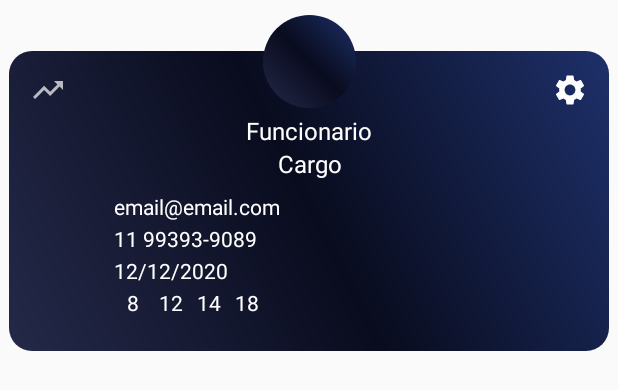
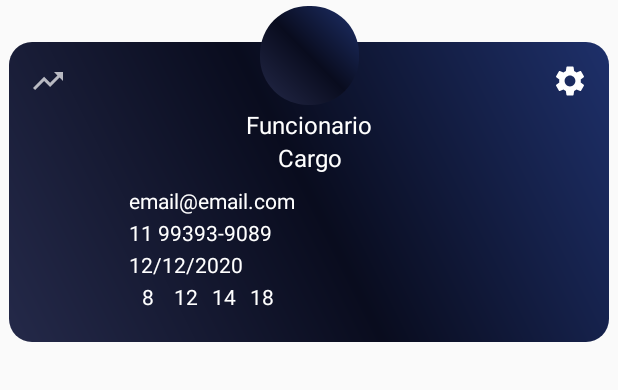
Before and after one commit to leandroleo4916/App-Point, an Android app: the layout perfil_employee.xml on its own in the app's theme, with its tools: preview values and no code run, on a phone screen of 412 x 824 dp. Shown: the top 390 px of the screen. Run offline under Robolectric (Android 15) with nearby library versions, the phone set to English and light mode, and no system bars.

```diff
--- a/app/src/main/AndroidManifest.xml
+++ b/app/src/main/AndroidManifest.xml
@@ -9,7 +9,7 @@
         android:roundIcon="@mipmap/ic_launcher_round"
         android:supportsRtl="true"
         android:theme="@style/AppTheme">
-        <activity android:name=".activitys.RegisterUser"></activity>
+        <activity android:name=".activitys.RegisterUser" />
         <activity android:name=".activitys.LoginUser">
             <intent-filter>
                 <action android:name="android.intent.action.MAIN" />
@@ -19,7 +19,7 @@
         </activity>
         <activity
             android:name=".activitys.MainActivity"
-            android:label="@string/app_name"></activity>
+            android:label="@string/app_name" />
     </application>
 
 </manifest>
--- a/app/src/main/java/com/example/app_point/fragments/register/RegisterEmployeeFragment.kt
+++ b/app/src/main/java/com/example/app_point/fragments/register/RegisterEmployeeFragment.kt
@@ -34,11 +34,9 @@ class RegisterEmployeeFragment : Fragment() {
 
         mAdapterEmployee = EmployeeAdapter()
 
-        // 1 - Captura a recycler
+        // Cria a recycler
         val recycler = root.findViewById<RecyclerView>(R.id.recyclerEmployee)
-        // 2 - Adiciona o Layout
         recycler.layoutManager = LinearLayoutManager(context)
-        // 3 - Implementa o modelo layout
         recycler.adapter = mAdapterEmployee
 
         mBusinessEmployee = BusinessEmployee(requireContext())
--- a/app/src/main/res/layout/fragment_home.xml
+++ b/app/src/main/res/layout/fragment_home.xml
@@ -1,10 +1,10 @@
 <?xml version="1.0" encoding="utf-8"?>
-<androidx.constraintlayout.widget.ConstraintLayout xmlns:android="http://schemas.android.com/apk/res/android"
+<androidx.constraintlayout.widget.ConstraintLayout
+    xmlns:android="http://schemas.android.com/apk/res/android"
     xmlns:app="http://schemas.android.com/apk/res-auto"
     xmlns:tools="http://schemas.android.com/tools"
     android:layout_width="match_parent"
     android:layout_height="match_parent"
-    android:padding="12dp"
     tools:context=".fragments.home.HomeFragment">
 
     <androidx.recyclerview.widget.RecyclerView
--- a/app/src/main/res/layout/perfil_employee.xml
+++ b/app/src/main/res/layout/perfil_employee.xml
@@ -49,7 +49,7 @@
             android:id="@+id/txt_nome"
             android:layout_width="wrap_content"
             android:layout_height="wrap_content"
-            android:layout_marginTop="30dp"
+            android:layout_marginTop="32dp"
             android:text="@string/employee"
             android:textColor="@android:color/white"
             android:textSize="16sp"
@@ -59,7 +59,7 @@
 
         <TextView
             android:id="@+id/txt_email"
-            android:layout_width="260dp"
+            android:layout_width="240dp"
             android:layout_height="wrap_content"
             android:layout_marginTop="8dp"
             android:text="email@email.com"
@@ -72,7 +72,7 @@
 
         <TextView
             android:id="@+id/txt_telefone"
-            android:layout_width="260dp"
+            android:layout_width="240dp"
             android:layout_height="wrap_content"
             android:layout_marginTop="2dp"
             android:inputType="phone"
@@ -86,7 +86,7 @@
 
         <TextView
             android:id="@+id/txt_admissao"
-            android:layout_width="260dp"
+            android:layout_width="240dp"
             android:layout_height="wrap_content"
             android:layout_marginTop="2dp"
             android:inputType="date"
@@ -168,11 +168,11 @@
 
     <ImageView
         android:id="@+id/text_cycle_cor"
-        android:layout_width="62dp"
-        android:layout_height="62dp"
-        android:layout_marginTop="8dp"
+        android:layout_width="66dp"
+        android:layout_height="66dp"
+        android:layout_marginTop="2dp"
         android:background="@drawable/image_view_cycle"
-        android:paddingTop="8dp"
+        android:paddingTop="6dp"
         android:textAlignment="center"
         app:layout_constraintEnd_toEndOf="@+id/recycler_employee"
         app:layout_constraintStart_toStartOf="@+id/recycler_employee"
@@ -181,8 +181,8 @@
 
     <ImageView
         android:id="@+id/image_photo_employee"
-        android:layout_width="54dp"
-        android:layout_height="54dp"
+        android:layout_width="58dp"
+        android:layout_height="58dp"
         android:layout_alignStart="@+id/text_cycle_cor"
         android:layout_alignTop="@+id/text_cycle_cor"
         android:layout_alignEnd="@+id/text_cycle_cor"
```
Also changed, not shown: app/src/main/res/layout/fragment_dashboard.xml (+4 -4 lines).
